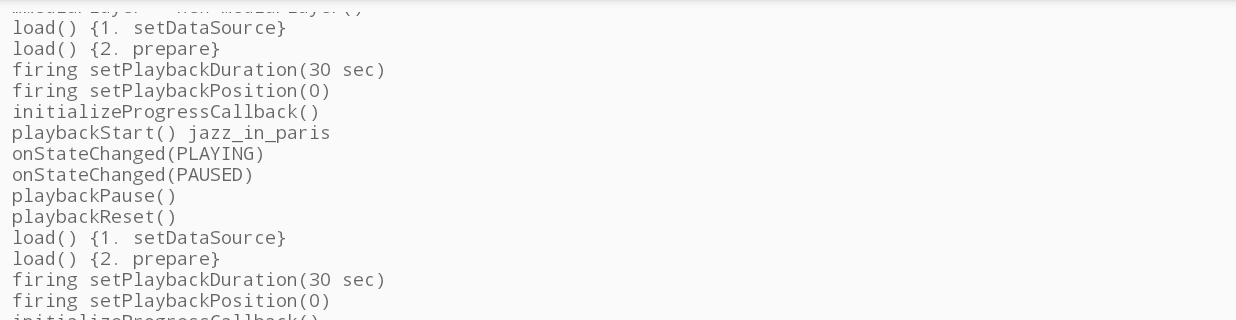
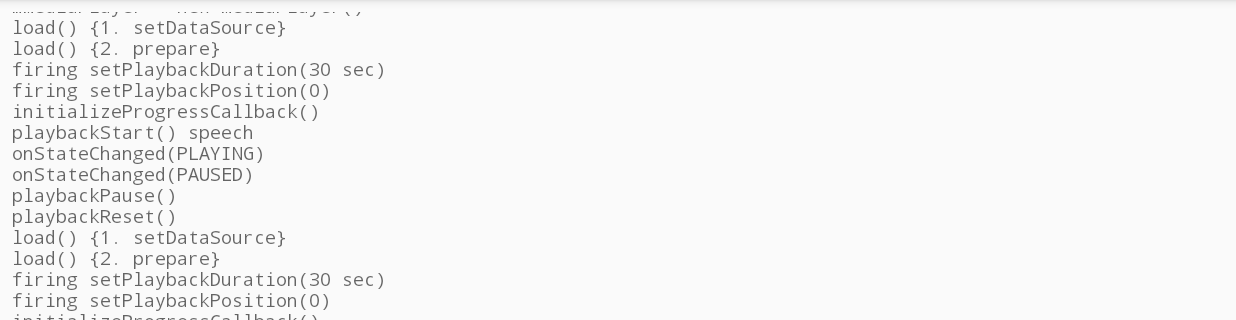
Before and after one commit to naoele/SimpleMediaPlayer, an Android app: the screen it shows after launch (MainActivity), after a tap on "RESET", on a phone screen of 824 x 412 dp (held sideways), the part 72-392 px from its top. Run offline under Robolectric (Android 15) with nearby library versions, the phone set to English and light mode, and no system bars; 2 other taps on this screen came first.

Commit message:
[update] amr再生

```diff
--- a/app/src/main/java/com/example/simplemediaplayer/MainActivity.java
+++ b/app/src/main/java/com/example/simplemediaplayer/MainActivity.java
@@ -15,7 +15,7 @@ public class MainActivity extends AppCompatActivity {
     // -----------------------------------------------------------------
     // フィールド
     public static final String TAG = "MainActivity";
-    public static final int MEDIA_RES_ID = R.raw.jazz_in_paris;
+    public static final int MEDIA_RES_ID = R.raw.speech;
 
     private TextView mTextDebug;
     private SeekBar mSeekbarAudio;
```
Also changed, not shown: 1 other file.
